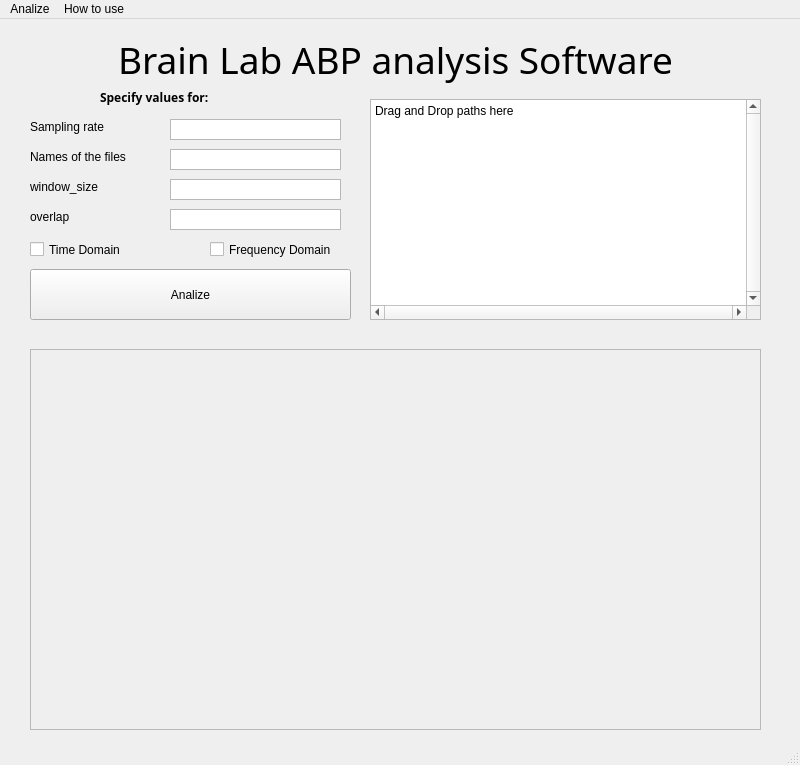
Old version of the form form.ui in the repository neuropython/pythonSoftwareDevelopmentProject.
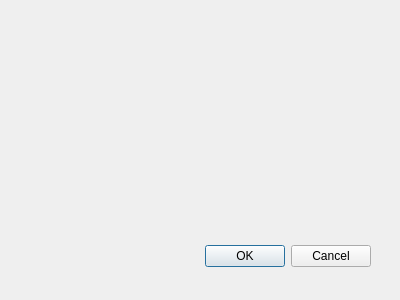
New version of the form.

Diff of the .ui file:
```diff
--- a/form.ui
+++ b/form.ui
@@ -1,290 +1,34 @@
 <?xml version="1.0" encoding="UTF-8"?>
 <ui version="4.0">
- <class>MainWindow</class>
- <widget class="QMainWindow" name="MainWindow">
+ <class>Dialog</class>
+ <widget class="QDialog" name="Dialog">
   <property name="geometry">
    <rect>
     <x>0</x>
     <y>0</y>
-    <width>800</width>
-    <height>765</height>
+    <width>400</width>
+    <height>300</height>
    </rect>
   </property>
   <property name="windowTitle">
    <string>MainWindow</string>
   </property>
-  <widget class="QWidget" name="centralwidget">
-   <widget class="QLabel" name="label">
-    <property name="enabled">
-     <bool>true</bool>
-    </property>
-    <property name="geometry">
-     <rect>
-      <x>30</x>
-      <y>10</y>
-      <width>731</width>
-      <height>61</height>
-     </rect>
-    </property>
-    <property name="font">
-     <font>
-      <family>Tw Cen MT Condensed Extra Bold</family>
-      <pointsize>28</pointsize>
-     </font>
-    </property>
-    <property name="layoutDirection">
-     <enum>Qt::LeftToRight</enum>
-    </property>
-    <property name="midLineWidth">
-     <number>0</number>
-    </property>
-    <property name="text">
-     <string>Brain Lab ABP analysis Software</string>
-    </property>
-    <property name="alignment">
-     <set>Qt::AlignCenter</set>
-    </property>
-   </widget>
-   <widget class="QScrollArea" name="scrollArea">
-    <property name="geometry">
-     <rect>
-      <x>30</x>
-      <y>330</y>
-      <width>731</width>
-      <height>381</height>
-     </rect>
-    </property>
-    <property name="widgetResizable">
-     <bool>true</bool>
-    </property>
-    <widget class="QWidget" name="scrollAreaWidgetContents">
-     <property name="geometry">
-      <rect>
-       <x>0</x>
-       <y>0</y>
-       <width>729</width>
-       <height>379</height>
-      </rect>
-     </property>
-    </widget>
-   </widget>
-   <widget class="QPlainTextEdit" name="plainTextEdit">
-    <property name="geometry">
-     <rect>
-      <x>370</x>
-      <y>80</y>
-      <width>391</width>
-      <height>221</height>
-     </rect>
-    </property>
-    <property name="verticalScrollBarPolicy">
-     <enum>Qt::ScrollBarAlwaysOn</enum>
-    </property>
-    <property name="horizontalScrollBarPolicy">
-     <enum>Qt::ScrollBarAlwaysOn</enum>
-    </property>
-    <property name="plainText">
-     <string>Drag and Drop paths here </string>
-    </property>
-   </widget>
-   <widget class="QLabel" name="label_2">
-    <property name="geometry">
-     <rect>
-      <x>100</x>
-      <y>70</y>
-      <width>111</width>
-      <height>16</height>
-     </rect>
-    </property>
-    <property name="font">
-     <font>
-      <family>Segoe UI Black</family>
-      <bold>true</bold>
-     </font>
-    </property>
-    <property name="text">
-     <string>Specify values for:</string>
-    </property>
-   </widget>
-   <widget class="QCheckBox" name="checkBox">
-    <property name="geometry">
-     <rect>
-      <x>30</x>
-      <y>220</y>
-      <width>101</width>
-      <height>21</height>
-     </rect>
-    </property>
-    <property name="text">
-     <string>Time Domain</string>
-    </property>
-   </widget>
-   <widget class="QCheckBox" name="checkBox_2">
-    <property name="geometry">
-     <rect>
-      <x>210</x>
-      <y>220</y>
-      <width>131</width>
-      <height>21</height>
-     </rect>
-    </property>
-    <property name="text">
-     <string>Frequency Domain</string>
-    </property>
-   </widget>
-   <widget class="QLabel" name="label_3">
-    <property name="geometry">
-     <rect>
-      <x>30</x>
-      <y>100</y>
-      <width>91</width>
-      <height>16</height>
-     </rect>
-    </property>
-    <property name="text">
-     <string>Sampling rate</string>
-    </property>
-   </widget>
-   <widget class="QTextEdit" name="textEdit">
-    <property name="geometry">
-     <rect>
-      <x>170</x>
-      <y>100</y>
-      <width>171</width>
-      <height>21</height>
-     </rect>
-    </property>
-    <property name="verticalScrollBarPolicy">
-     <enum>Qt::ScrollBarAlwaysOff</enum>
-    </property>
-   </widget>
-   <widget class="QLabel" name="label_4">
-    <property name="geometry">
-     <rect>
-      <x>30</x>
-      <y>130</y>
-      <width>101</width>
-      <height>16</height>
-     </rect>
-    </property>
-    <property name="text">
-     <string>Names of the files</string>
-    </property>
-   </widget>
-   <widget class="QTextEdit" name="textEdit_2">
-    <property name="geometry">
-     <rect>
-      <x>170</x>
-      <y>130</y>
-      <width>171</width>
-      <height>21</height>
-     </rect>
-    </property>
-    <property name="verticalScrollBarPolicy">
-     <enum>Qt::ScrollBarAlwaysOff</enum>
-    </property>
-   </widget>
-   <widget class="QLabel" name="label_5">
-    <property name="geometry">
-     <rect>
-      <x>30</x>
-      <y>160</y>
-      <width>101</width>
-      <height>16</height>
-     </rect>
-    </property>
-    <property name="text">
-     <string>window_size</string>
-    </property>
-   </widget>
-   <widget class="QTextEdit" name="textEdit_3">
-    <property name="geometry">
-     <rect>
-      <x>170</x>
-      <y>160</y>
-      <width>171</width>
-      <height>21</height>
-     </rect>
-    </property>
-    <property name="verticalScrollBarPolicy">
-     <enum>Qt::ScrollBarAlwaysOff</enum>
-    </property>
-   </widget>
-   <widget class="QTextEdit" name="textEdit_4">
-    <property name="geometry">
-     <rect>
-      <x>170</x>
-      <y>190</y>
-      <width>171</width>
-      <height>21</height>
-     </rect>
-    </property>
-    <property name="verticalScrollBarPolicy">
-     <enum>Qt::ScrollBarAlwaysOff</enum>
-    </property>
-   </widget>
-   <widget class="QLabel" name="label_6">
-    <property name="geometry">
-     <rect>
-      <x>30</x>
-      <y>190</y>
-      <width>101</width>
-      <height>16</height>
-     </rect>
-    </property>
-    <property name="text">
-     <string>overlap</string>
-    </property>
-   </widget>
-   <widget class="QPushButton" name="pushButton">
-    <property name="geometry">
-     <rect>
-      <x>30</x>
-      <y>250</y>
-      <width>321</width>
-      <height>51</height>
-     </rect>
-    </property>
-    <property name="text">
-     <string>Analize</string>
-    </property>
-   </widget>
-  </widget>
-  <widget class="QMenuBar" name="menubar">
+  <widget class="QDialogButtonBox" name="buttonBox">
    <property name="geometry">
     <rect>
-     <x>0</x>
-     <y>0</y>
-     <width>800</width>
-     <height>22</height>
+     <x>30</x>
+     <y>240</y>
+     <width>341</width>
+     <height>32</height>
     </rect>
    </property>
-   <widget class="QMenu" name="menuAnalize">
-    <property name="title">
-     <string>Analize</string>
-    </property>
-    <addaction name="actionClose"/>
-    <addaction name="actionSave_to_file"/>
-   </widget>
-   <widget class="QMenu" name="menuHow_to_use">
-    <property name="title">
-     <string>How to use</string>
-    </property>
-   </widget>
-   <addaction name="menuAnalize"/>
-   <addaction name="menuHow_to_use"/>
+   <property name="orientation">
+    <enum>Qt::Horizontal</enum>
+   </property>
+   <property name="standardButtons">
+    <set>QDialogButtonBox::Cancel|QDialogButtonBox::Ok</set>
+   </property>
   </widget>
-  <widget class="QStatusBar" name="statusbar"/>
-  <action name="actionClose">
-   <property name="text">
-    <string>Close</string>
-   </property>
-  </action>
-  <action name="actionSave_to_file">
-   <property name="text">
-    <string>Save to file </string>
-   </property>
-  </action>
  </widget>
  <resources/>
  <connections/>
```
Left out of the diff: 37 changed lines with no effect on the pictures.
